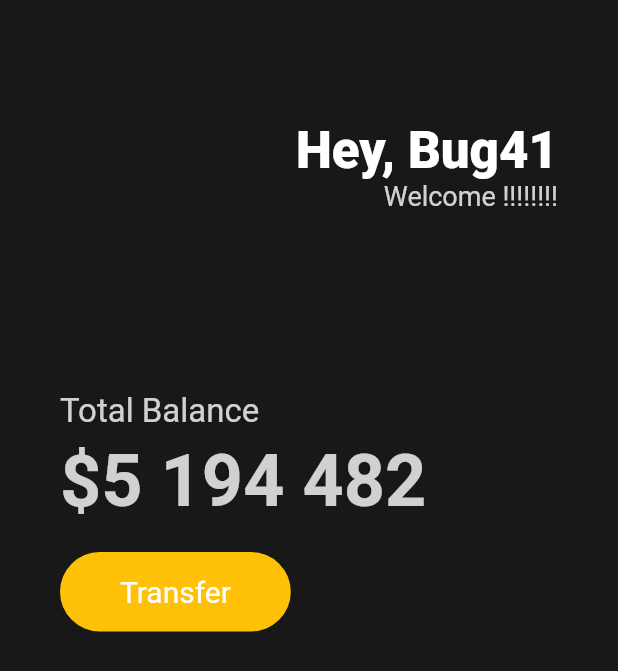
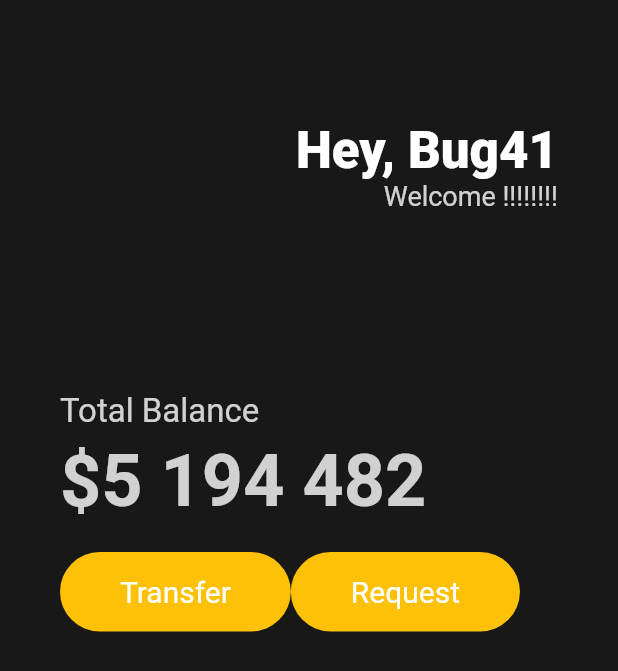
Before and after one commit to bug41/toonflix, a Flutter app: the screen it shows after launch, on a phone screen of 412 x 824 dp. Shown: the top 671 px of the screen. Run offline on Flutter 3.47's test engine with Material 2 defaults, Android fonts, the phone set to English and light mode, and no system bars.

Commit message:
버튼 하나 더 추가

```diff
--- a/lib/main.dart
+++ b/lib/main.dart
@@ -96,6 +96,25 @@ class App extends StatelessWidget {
                       ),
                     ),
                   ),
+                  Container(
+                    decoration: BoxDecoration(
+                      color: Colors.amber,
+                      borderRadius: BorderRadius.circular(45),
+                    ),
+                    child: const Padding(
+                      padding: EdgeInsets.symmetric(
+                        vertical: 15,
+                        horizontal: 40,
+                      ),
+                      child: Text(
+                        'Request',
+                        style: TextStyle(
+                          fontSize: 20,
+                          color: Colors.white,
+                        ),
+                      ),
+                    ),
+                  ),
                 ],
               )
             ],
```
